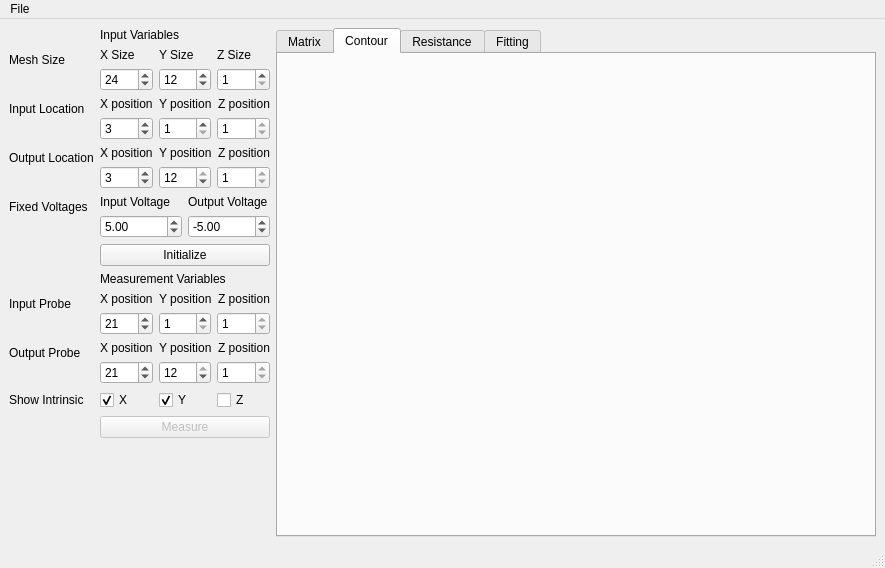
Old version of the form AnisotropicSimulator2.ui in the repository JulianN9/Anisotropic-Sample-Simulator.
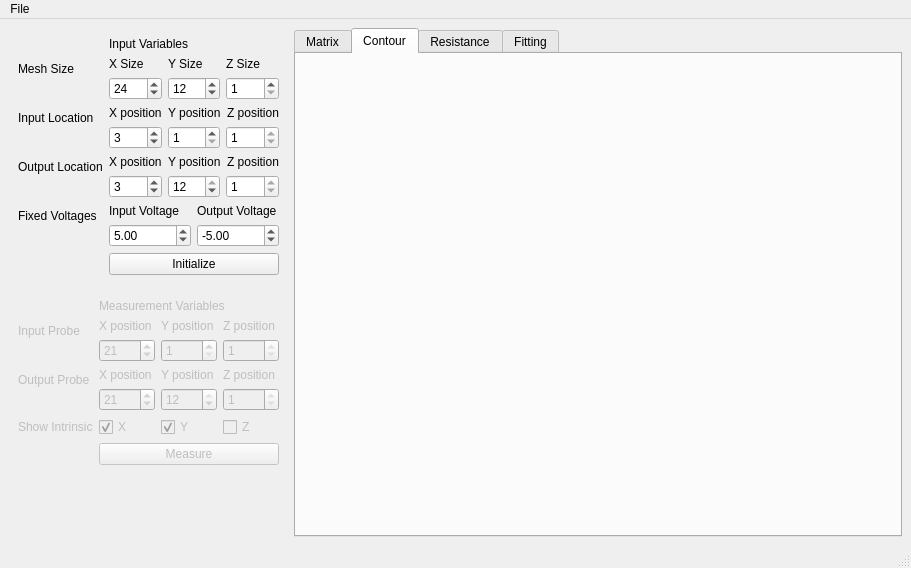
New version of the form. The open tabs and pages were chosen to show the change.

```diff
--- a/AnisotropicSimulator2.ui
+++ b/AnisotropicSimulator2.ui
@@ -6,7 +6,7 @@
    <rect>
     <x>0</x>
     <y>0</y>
-    <width>859</width>
+    <width>911</width>
     <height>568</height>
    </rect>
   </property>
@@ -16,6 +16,9 @@
   <widget class="QWidget" name="centralwidget">
    <layout class="QHBoxLayout" name="horizontalLayout">
     <item>
+     <layout class="QVBoxLayout" name="verticalLayout_6">
+      <item>
+       <widget class="QWidget" name="SetupWidget" native="true">
      <layout class="QFormLayout" name="formLayout">
       <item row="1" column="1">
        <widget class="QLabel" name="label_2">
@@ -306,21 +309,23 @@
         </property>
        </widget>
       </item>
-      <item row="7" column="1">
-       <widget class="QLabel" name="label_3">
-        <property name="text">
-         <string>Measurement Variables</string>
-        </property>
+        </layout>
        </widget>
       </item>
-      <item row="8" column="0">
+      <item>
+       <widget class="QWidget" name="MeasurementWidget" native="true">
+        <property name="enabled">
+         <bool>false</bool>
+        </property>
+        <layout class="QFormLayout" name="formLayout_2">
+         <item row="1" column="0">
        <widget class="QLabel" name="InputProbeLabel">
         <property name="text">
          <string>Input Probe</string>
         </property>
        </widget>
       </item>
-      <item row="8" column="1">
+         <item row="1" column="1">
        <layout class="QVBoxLayout" name="verticalLayout_9">
         <item>
          <layout class="QHBoxLayout" name="horizontalLayout_12">
@@ -386,14 +391,21 @@
         </item>
        </layout>
       </item>
-      <item row="9" column="0">
+         <item row="0" column="1">
+          <widget class="QLabel" name="label_3">
+           <property name="text">
+            <string>Measurement Variables</string>
+           </property>
+          </widget>
+         </item>
+         <item row="2" column="0">
        <widget class="QLabel" name="OutputProbeLabel">
         <property name="text">
          <string>Output Probe</string>
         </property>
        </widget>
       </item>
-      <item row="9" column="1">
+         <item row="2" column="1">
        <layout class="QVBoxLayout" name="verticalLayout_10">
         <item>
          <layout class="QHBoxLayout" name="horizontalLayout_14">
@@ -462,14 +474,14 @@
         </item>
        </layout>
       </item>
-      <item row="10" column="0">
+         <item row="3" column="0">
        <widget class="QLabel" name="label">
         <property name="text">
          <string>Show Intrinsic</string>
         </property>
        </widget>
       </item>
-      <item row="10" column="1">
+         <item row="3" column="1">
        <layout class="QHBoxLayout" name="horizontalLayout_16">
         <item>
          <widget class="QCheckBox" name="CheckX">
@@ -503,7 +515,7 @@
         </item>
        </layout>
       </item>
-      <item row="11" column="1">
+         <item row="4" column="1">
        <widget class="QPushButton" name="MeasureButton">
         <property name="enabled">
          <bool>false</bool>
@@ -514,9 +526,15 @@
        </widget>
       </item>
      </layout>
+       </widget>
+      </item>
+     </layout>
     </item>
     <item>
      <widget class="QTabWidget" name="TabWidget">
+      <property name="enabled">
+       <bool>true</bool>
+      </property>
       <property name="minimumSize">
        <size>
         <width>600</width>
@@ -535,6 +553,9 @@
        </attribute>
       </widget>
       <widget class="QWidget" name="ContourTab">
+       <property name="enabled">
+        <bool>false</bool>
+       </property>
        <attribute name="title">
         <string>Contour</string>
        </attribute>
@@ -561,7 +582,7 @@
     <rect>
      <x>0</x>
      <y>0</y>
-     <width>859</width>
+     <width>911</width>
      <height>26</height>
     </rect>
    </property>
```
Left out of the diff: 31 changed lines with no effect on the pictures. Lines whose indentation alone changed are shown as unchanged.
